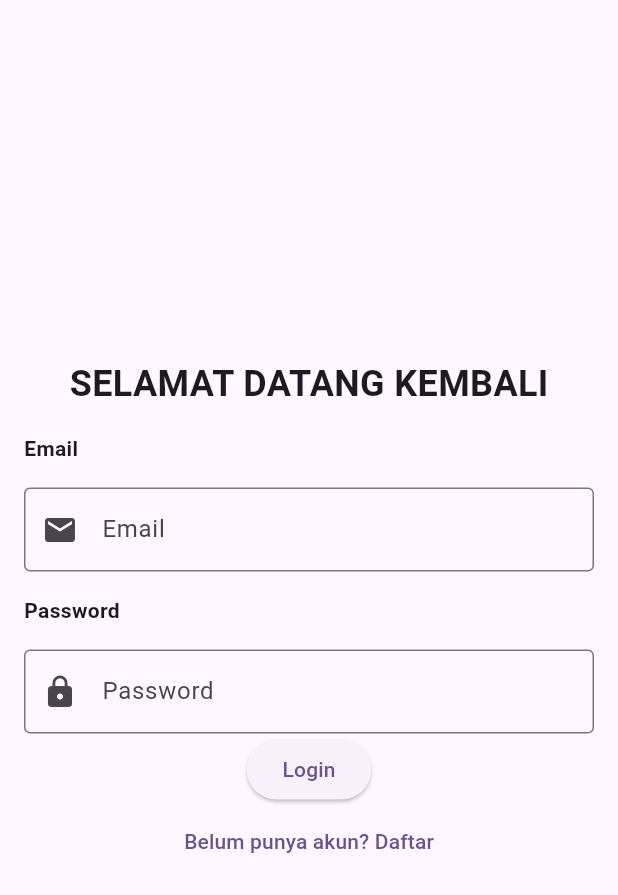
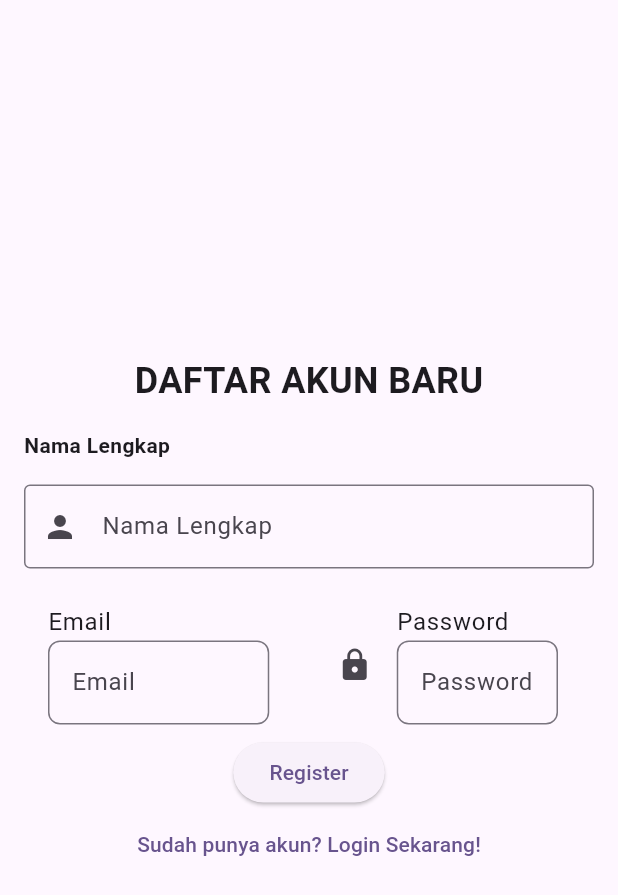
Before and after one commit to nauvalachid/20220140117_UCP1Flutter, a Flutter app: the screen it shows after launch, on a phone screen of 412 x 824 dp. Shown: the top 895 px of the screen. Run offline on Flutter 3.47's test engine with Material 3 defaults, Android fonts, the phone set to English and light mode, and no system bars.

Commit message:
menambahkan halaman registrasi dan dan membuat sebagian textfromfield yang sudah ditentukan

```diff
--- a/lib/login_page.dart
+++ b/lib/login_page.dart
@@ -48,7 +48,7 @@ class _LoginPageState extends State<LoginPage> {
                 decoration: const InputDecoration(labelText: 'Email',border: OutlineInputBorder(),prefixIcon: Icon(Icons.email)),
                 validator: (value) {
                   if (value == null || value.isEmpty) {
-                    return 'Please enter your email';
+                    return 'Email tidak boleh kosong';
                   }
                   return null;
                 },
@@ -65,7 +65,7 @@ class _LoginPageState extends State<LoginPage> {
                 obscureText: true,
                 validator: (value) {
                   if (value == null || value.isEmpty) {
-                    return 'Please enter your password';
+                    return 'Password tidak boleh kosong';
                   }
                   return null;
                 },
--- a/lib/main.dart
+++ b/lib/main.dart
@@ -1,5 +1,6 @@
 import 'package:flutter/material.dart';
 import 'package:ucp1/login_page.dart';
+import 'package:ucp1/register_page.dart';
 
 void main() {
   runApp(const MyApp());
@@ -31,7 +32,7 @@
         // tested with just a hot reload.
         colorScheme: ColorScheme.fromSeed(seedColor: Colors.deepPurple),
       ),
-      home: const LoginPage(),
+      home: const RegisterPage(),
     );
   }
 }
--- a/lib/register_page.dart
+++ b/lib/register_page.dart
@@ -0,0 +1,97 @@
+import 'package:flutter/material.dart';
+
+class RegisterPage extends StatefulWidget {
+  const RegisterPage({super.key});
+
+  @override
+  State<RegisterPage> createState() => _RegisterPageState();
+}
+
+class _RegisterPageState extends State<RegisterPage> {
+  final TextEditingController namaController = TextEditingController();
+  final TextEditingController emailController = TextEditingController();
+
+  @override
+  void initState() {
+    super.initState();
+  }
+
+   @override
+  Widget build(BuildContext context) {
+    return Scaffold(
+      body: Form(
+        child: Padding(
+          padding: const EdgeInsets.all(16.0),
+          child: Column(
+            mainAxisAlignment: MainAxisAlignment.center,
+            children: [
+              Text('DAFTAR AKUN BARU',
+                  style: TextStyle(fontSize: 24, fontWeight: FontWeight.bold)),
+              SizedBox(height: 16),
+               Row(
+                  mainAxisAlignment: MainAxisAlignment.start,
+                 children: [
+                   const Text(
+                    'Nama Lengkap',
+                    style: TextStyle(fontSize: 14, fontWeight: FontWeight.bold),
+                                 ),
+                 ],
+               ),
+              SizedBox(height: 16),
+              TextFormField(
+                controller: namaController,
+                decoration: const InputDecoration(labelText: 'Nama Lengkap',border: OutlineInputBorder(),prefixIcon: Icon(Icons.person)),
+                validator: (value) {
+                  if (value == null || value.isEmpty) {
+                    return 'Nama lengkap tidak boleh kosong';
+                  }
+                  return null;
+                },
+              ),
+              SizedBox(height: 16),
+               Row(
+                crossAxisAlignment: CrossAxisAlignment.start,
+                mainAxisAlignment: MainAxisAlignment.start,
+                 children: [
+                  Expanded(
+                    child: ListTile(
+                      title: Text('Email'),
+                      subtitle: TextFormField(decoration: const InputDecoration(
+                        border: OutlineInputBorder(
+                          borderRadius:BorderRadius.all(Radius.circular(8)),),
+                          hintText: 'Email',
+                          ),
+                    ),),
+                  ),
+                  SizedBox(width: 5),
+                  Expanded(child: ListTile(
+                    title: Text('Password'),
+                    leading: Icon(Icons.lock),
+                    subtitle: TextFormField(decoration: const InputDecoration(
+                      border: OutlineInputBorder(
+                        borderRadius:BorderRadius.all(Radius.circular(8))),
+                          hintText: 'Password',
+                          ),
+                    ),),
+                  ),
+                 ],
+               ),
+              ElevatedButton(onPressed: () {}, child: Text('Register')),
+              TextButton(
+                onPressed: () {
+                  // Navigator.pushNamed(context, '/login');
+                  // // Navigator.pop(context);
+                  // // Navigator.push(
+                  // //   context,
+                  // //   MaterialPageRoute(builder: (context) => const LoginPage()),
+                  // // );
+                },
+                child: Text('Sudah punya akun? Login Sekarang!'),
+              ),
+            ],
+          ),
+        ),
+      ),
+    );
+  }
+}
```
